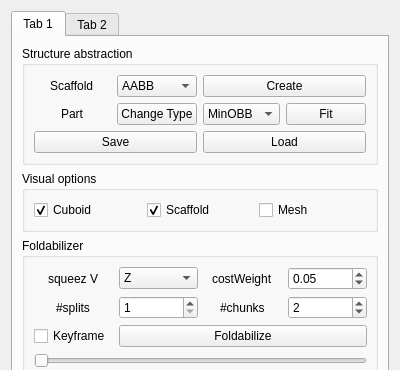
The window that FoldPlugin/FdWidget.ui (letienhung/fold-hcc) describes before a commit, drawn with Qt 5; both pictures show x 0 to 400 and y 0 to 370 of the 400 by 984 pixel window.
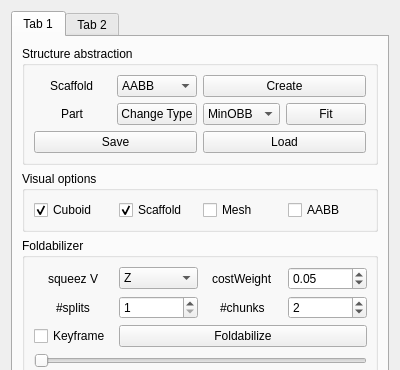
The same window after the commit.

Diff of the .ui file:
```diff
--- a/FoldPlugin/FdWidget.ui
+++ b/FoldPlugin/FdWidget.ui
@@ -242,6 +242,13 @@
             </property>
            </widget>
           </item>
+          <item row="2" column="3">
+           <widget class="QCheckBox" name="showAABB">
+            <property name="text">
+             <string>AABB</string>
+            </property>
+           </widget>
+          </item>
          </layout>
         </widget>
        </item>
```
